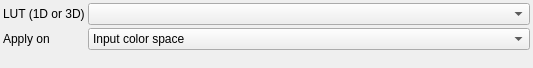
First picture: the form in src/UI/Blocks/blocklut.ui, repository RxLaboratory/DuME, before the edit.
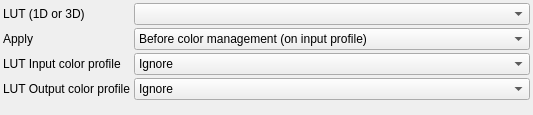
Second picture: the form after the edit. Custom widgets are drawn as their Qt base class.

Commit message: WIP LUT auto color conversion

```diff
--- a/src/UI/Blocks/blocklut.ui
+++ b/src/UI/Blocks/blocklut.ui
@@ -7,7 +7,7 @@
     <x>0</x>
     <y>0</y>
     <width>533</width>
-    <height>68</height>
+    <height>115</height>
    </rect>
   </property>
   <property name="windowTitle">
@@ -45,7 +45,7 @@
    <item row="1" column="0">
     <widget class="QLabel" name="label_2">
      <property name="text">
-      <string>Apply on</string>
+      <string>Apply</string>
      </property>
     </widget>
    </item>
@@ -53,12 +53,44 @@
     <widget class="DataComboBox" name="applyBox">
      <item>
       <property name="text">
-       <string>Input color space</string>
+       <string>Before color management (on input profile)</string>
       </property>
      </item>
      <item>
       <property name="text">
-       <string>Output color space</string>
+       <string>After color management (on output profile)</string>
+      </property>
+     </item>
+    </widget>
+   </item>
+   <item row="2" column="0">
+    <widget class="QLabel" name="label_3">
+     <property name="text">
+      <string>LUT Input color profile</string>
+     </property>
+    </widget>
+   </item>
+   <item row="2" column="1">
+    <widget class="DataComboBox" name="inputSpaceBox">
+     <item>
+      <property name="text">
+       <string>Ignore</string>
+      </property>
+     </item>
+    </widget>
+   </item>
+   <item row="3" column="0">
+    <widget class="QLabel" name="label_4">
+     <property name="text">
+      <string>LUT Output color profile</string>
+     </property>
+    </widget>
+   </item>
+   <item row="3" column="1">
+    <widget class="DataComboBox" name="outputSpaceBox">
+     <item>
+      <property name="text">
+       <string>Ignore</string>
       </property>
      </item>
     </widget>
```
The commit also changes 20 other files.
